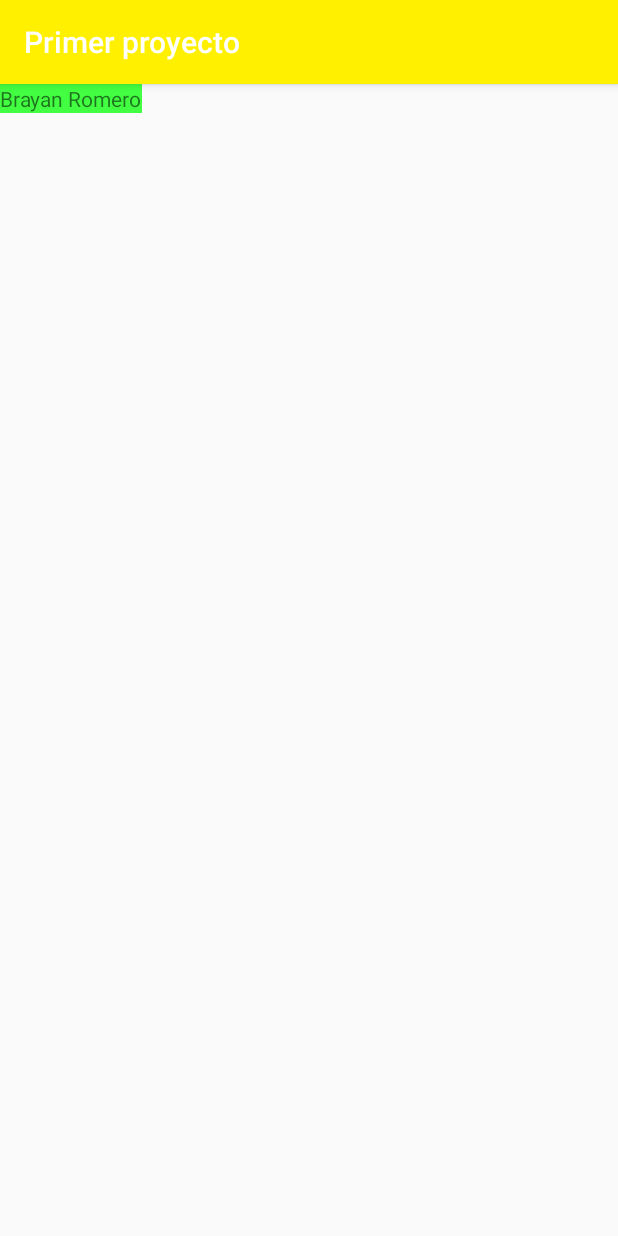
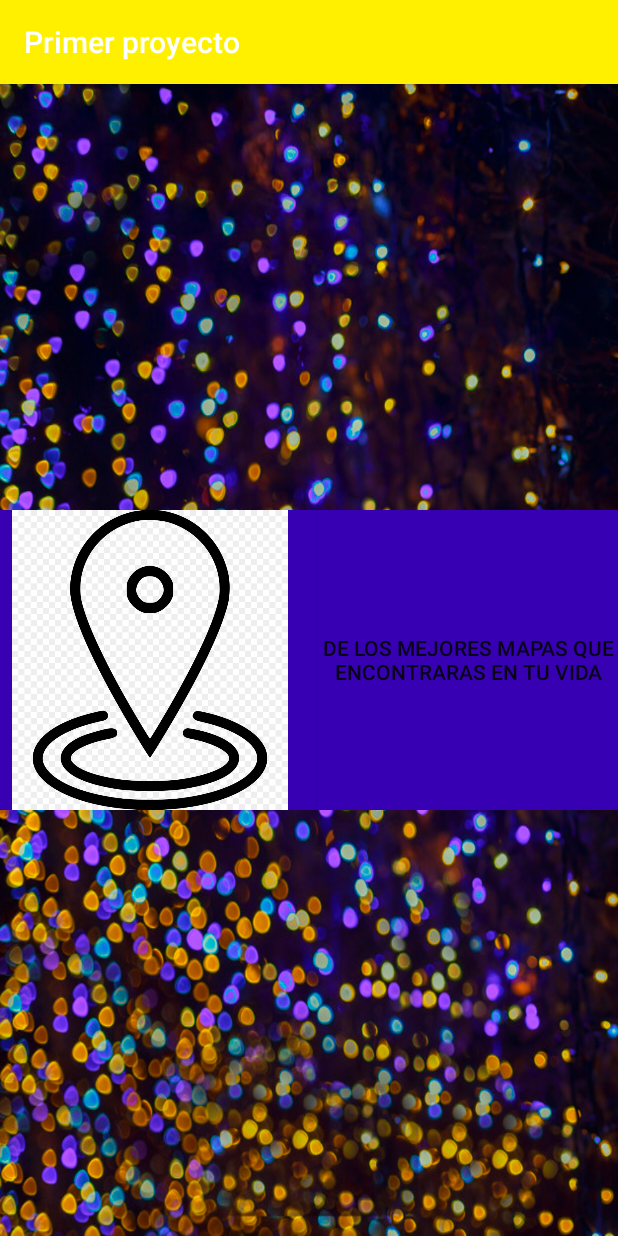
Before and after one commit to brayanrom/AndroidRepo, an Android app: the screen it shows after launch (MainActivity), on a phone screen of 412 x 824 dp. Run offline under Robolectric (Android 15) with nearby library versions, the phone set to English and light mode, and no system bars.

Commit message:
imagen a la izquierda y texto a la derecha

```diff
--- a/app/src/main/res/layout/activity_main.xml
+++ b/app/src/main/res/layout/activity_main.xml
@@ -5,12 +5,45 @@
     xmlns:tools="http://schemas.android.com/tools"
     android:layout_width="match_parent"
     android:layout_height="match_parent"
-    tools:context=".MainActivity">
+    tools:context=".MainActivity"
+    android:background="@drawable/fondo"
+    >
 
-    <TextView
-        android:layout_width="wrap_content"
-        android:layout_height="wrap_content"
-        android:text ="Brayan Romero"
-        android:background="#43ff42">
-    </TextView>
+    <FrameLayout
+        android:layout_width="500dp"
+        android:layout_height="200dp"
+        android:background="@color/colorPrimaryDark"
+        android:layout_centerInParent="true"
+        >
+
+        <Button
+            android:layout_width="200dp"
+            android:layout_height="200dp"
+            android:text="De los mejores mapas que encontraras en tu vida"
+            android:background="@color/colorPrimaryDark"
+            android:layout_gravity="right|center_vertical"
+            />
+
+
+
+        <ImageView
+            android:layout_width="200dp"
+            android:layout_height="200dp"
+            android:layout_gravity="left|center_vertical"
+            android:src="@drawable/ic"
+            />
+
+
+
+
+
+
+
+
+
+
+
+
+
+    </FrameLayout>
 </RelativeLayout>
--- a/app/src/main/res/values/colors.xml
+++ b/app/src/main/res/values/colors.xml
@@ -3,4 +3,9 @@
     <color name="colorPrimary">#FFF000</color>
     <color name="colorPrimaryDark">#3700B3</color>
     <color name="colorAccent">#03DAC5</color>
+    <color name="mirojo">#FF0000</color>
+    <color name="blanco">#FFFFFF</color>
+    <color name="negro">#000000</color>
+
+
 </resources>
--- a/app/src/main/res/values/strings.xml
+++ b/app/src/main/res/values/strings.xml
@@ -1,3 +1,5 @@
 <resources>
     <string name="app_name">Primer proyecto</string>
+    <string name="author">Brayan Romero</string>
+
 </resources>
```
Also changed, not shown: app/src/main/res/drawable/fondo.jpg (added), app/src/main/res/drawable/ic.jpg (added), app/src/main/res/drawable/png-transparent-earth-drawing-earth.png (added).
